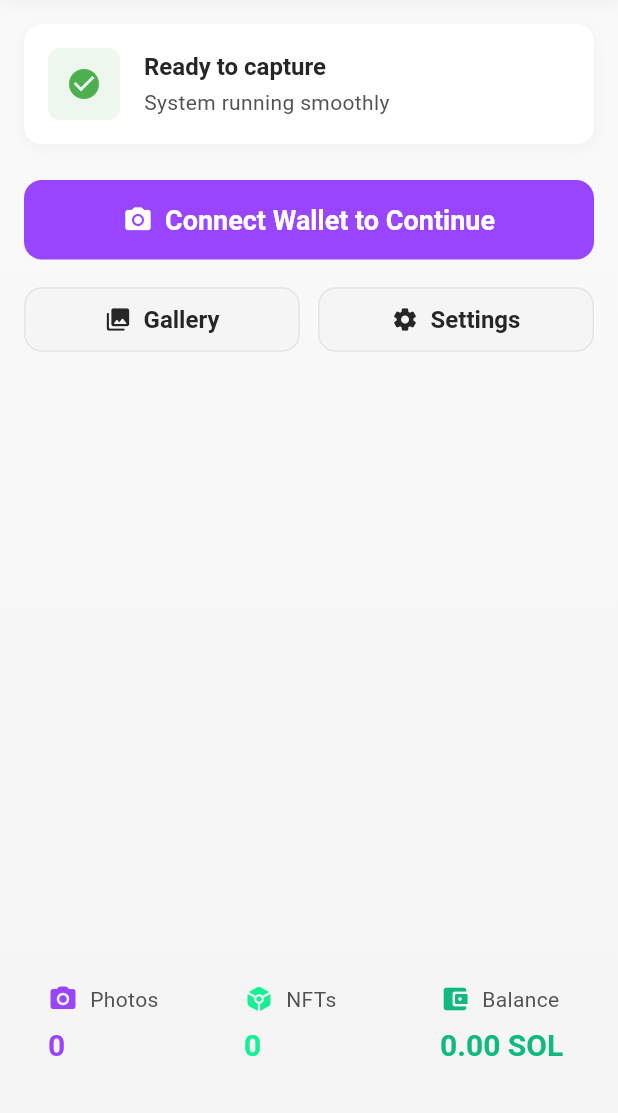
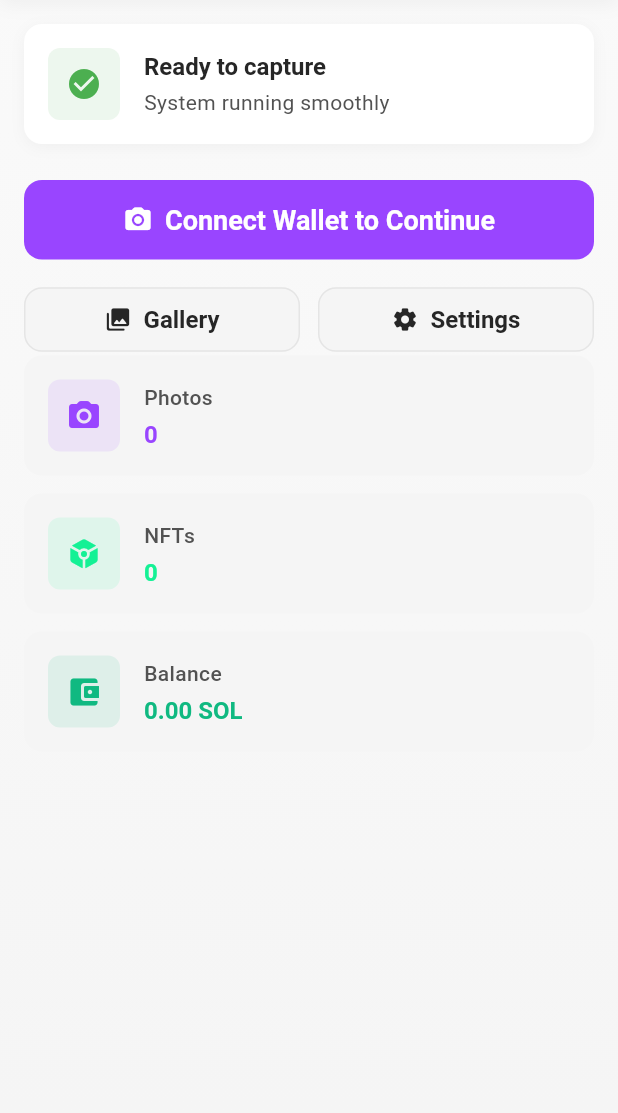
Before and after one commit to xiaojia21190/sol_cam_irys, a Flutter app: the screen it shows after launch, on a phone screen of 412 x 824 dp, the part 123-1236 px from its top. Run offline on Flutter 3.47's test engine with Material 3 defaults, Android fonts, the phone set to English and light mode, and no system bars; our stand-ins replace camera, flutter_riverpod, freezed_annotation, hive_flutter, image_picker, permission_handler and 1 more; missing offline and left inert: solana, solana_mobile_client; accounts and stored records are empty; generated files the repository leaves out were written again.

Commit message:
优化相机界面布局，修复顶部和底部区域的高度问题，增强响应式设计，改善按钮对齐和视觉层次。

```diff
--- a/lib/pages/home/home_screen.dart
+++ b/lib/pages/home/home_screen.dart
@@ -50,10 +50,9 @@ class HomeScreen extends ConsumerWidget {
                       // 次要操作按钮
                       _buildSecondaryActions(context),
 
-                      const Spacer(),
-
                       // 统计信息
-                      _buildStatsSection(context, appState, ref),
+                      Expanded(child: _buildStatsSection(context, appState, ref)),
+                      // _buildStatsSection(context, appState, ref),
                     ],
                   ),
                 ),
@@ -147,19 +146,13 @@ class HomeScreen extends ConsumerWidget {
   }
 
   Widget _buildStatsSection(BuildContext context, AppStateModel appState, WidgetRef ref) {
-    return Row(
+    return Column(
       children: [
-        Expanded(
-          child: MetricCard(label: 'Photos', value: '${appState.capturedPhotos.length}', icon: Icons.photo_camera_rounded, color: AppTheme.primaryPurple),
-        ),
-        const SizedBox(width: 12),
-        Expanded(
-          child: MetricCard(label: 'NFTs', value: '${appState.userNFTs.length}', icon: Icons.token_rounded, color: AppTheme.primaryGreen),
-        ),
-        const SizedBox(width: 12),
-        Expanded(
-          child: MetricCard(label: 'Balance', value: '${ref.watch(walletBalanceProvider).toStringAsFixed(2)} SOL', icon: Icons.account_balance_wallet_rounded, color: AppTheme.success),
-        ),
+        MetricCard(label: 'Photos', value: '${appState.capturedPhotos.length}', icon: Icons.photo_camera_rounded, color: AppTheme.primaryPurple, layout: MetricCardLayout.horizontal),
+        const SizedBox(height: 12),
+        MetricCard(label: 'NFTs', value: '${appState.userNFTs.length}', icon: Icons.token_rounded, color: AppTheme.primaryGreen, layout: MetricCardLayout.horizontal),
+        const SizedBox(height: 12),
+        MetricCard(label: 'Balance', value: '${ref.watch(walletBalanceProvider).toStringAsFixed(2)} SOL', icon: Icons.account_balance_wallet_rounded, color: AppTheme.success, layout: MetricCardLayout.horizontal),
       ],
     );
   }
--- a/lib/shared/widgets/modern_card.dart
+++ b/lib/shared/widgets/modern_card.dart
@@ -144,6 +144,8 @@ class StatusCard extends StatelessWidget {
   }
 }
 
+enum MetricCardLayout { vertical, horizontal }
+
 class MetricCard extends StatelessWidget {
   final String label;
   final String value;
@@ -151,13 +153,17 @@ class MetricCard extends StatelessWidget {
   final Color? color;
   final String? trend;
   final bool isPositiveTrend;
+  final MetricCardLayout layout;
 
-  const MetricCard({super.key, required this.label, required this.value, this.icon, this.color, this.trend, this.isPositiveTrend = true});
+  const MetricCard({super.key, required this.label, required this.value, this.icon, this.color, this.trend, this.isPositiveTrend = true, this.layout = MetricCardLayout.vertical});
 
   @override
   Widget build(BuildContext context) {
-    return ModernCard.filled(
-      child: Column(
+    return ModernCard.filled(child: layout == MetricCardLayout.horizontal ? _buildHorizontalLayout(context) : _buildVerticalLayout(context));
+  }
+
+  Widget _buildVerticalLayout(BuildContext context) {
+    return Column(
       crossAxisAlignment: CrossAxisAlignment.start,
       children: [
         Row(
@@ -185,7 +191,54 @@ class MetricCard extends StatelessWidget {
           ),
         ],
       ],
+    );
+  }
+
+  Widget _buildHorizontalLayout(BuildContext context) {
+    return Row(
+      children: [
+        // 图标部分
+        if (icon != null) ...[
+          Container(
+            padding: const EdgeInsets.all(12),
+            decoration: BoxDecoration(color: (color ?? AppTheme.neutral600).withValues(alpha: 0.1), borderRadius: BorderRadius.circular(AppConstants.smallBorderRadius)),
+            child: Icon(icon, size: 24, color: color ?? AppTheme.neutral600),
           ),
+          const SizedBox(width: 16),
+        ],
+
+        // 内容部分
+        Expanded(
+          child: Column(
+            crossAxisAlignment: CrossAxisAlignment.start,
+            mainAxisSize: MainAxisSize.min,
+            children: [
+              Text(
+                label,
+                style: Theme.of(context).textTheme.bodyMedium?.copyWith(color: AppTheme.neutral600, fontWeight: FontWeight.w500),
+              ),
+              const SizedBox(height: 4),
+              Text(
+                value,
+                style: Theme.of(context).textTheme.titleLarge?.copyWith(color: color ?? AppTheme.neutral800, fontWeight: FontWeight.bold),
+              ),
+              if (trend != null) ...[
+                const SizedBox(height: 2),
+                Row(
+                  children: [
+                    Icon(isPositiveTrend ? Icons.trending_up : Icons.trending_down, size: 14, color: isPositiveTrend ? AppTheme.success : AppTheme.error),
+                    const SizedBox(width: 4),
+                    Text(
+                      trend!,
+                      style: Theme.of(context).textTheme.bodySmall?.copyWith(color: isPositiveTrend ? AppTheme.success : AppTheme.error, fontWeight: FontWeight.w500),
+                    ),
+                  ],
+                ),
+              ],
+            ],
+          ),
+        ),
+      ],
     );
   }
 }
```
Also changed, not shown: lib/shared/widgets/modern_camera_ui.dart (+58 -192 lines), 1 other file. Lines whose indentation alone changed are shown as unchanged.
